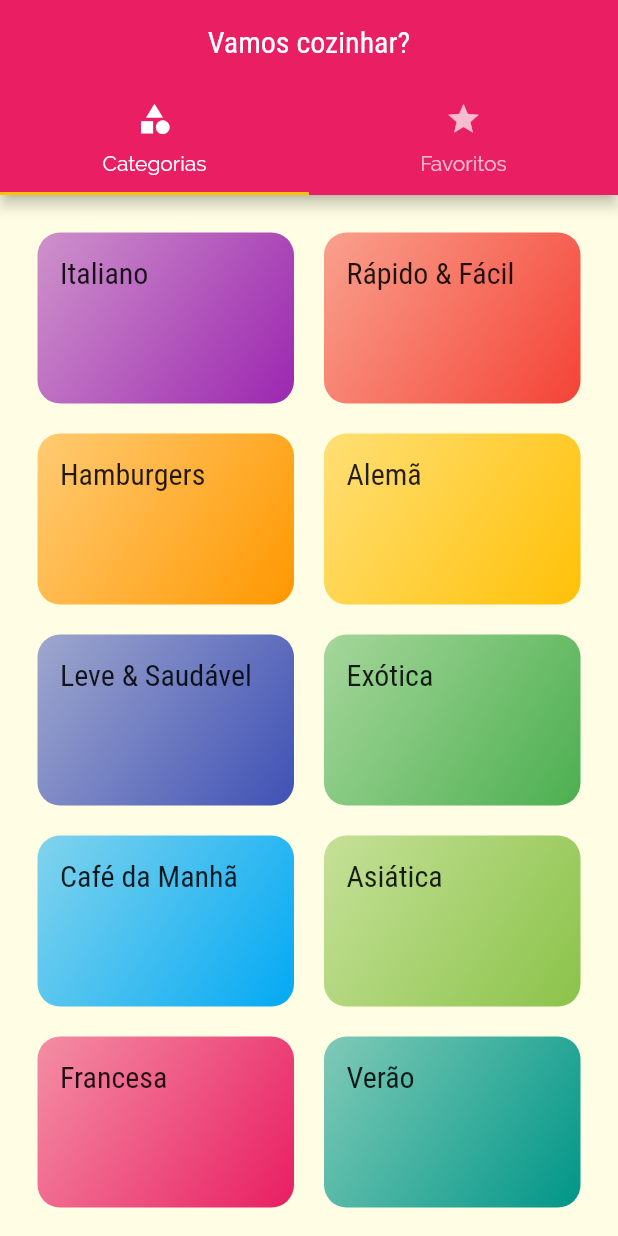
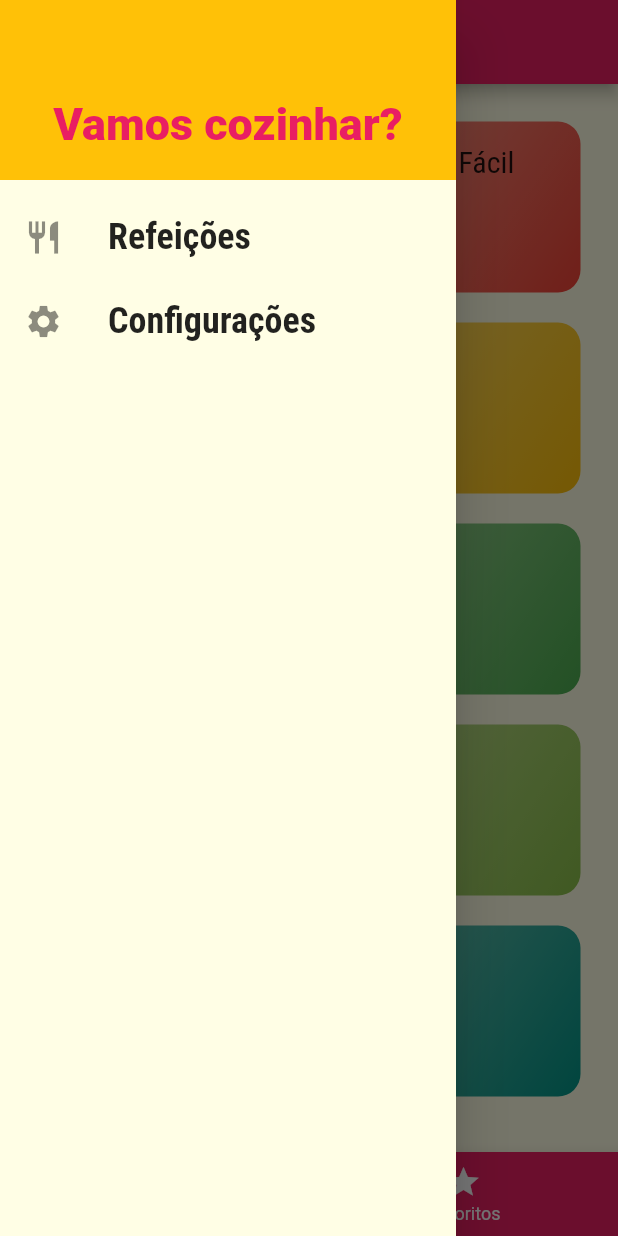
Before and after one commit to IagoEngel/meals, a Flutter app: the screen it shows after launch, with the side drawer open (before the commit the screen has no drawer), on a phone screen of 412 x 824 dp. Run offline on Flutter 3.47's test engine with Material 2 defaults, Android fonts, the phone set to English and light mode, and no system bars.

Commit message:
Aula 197 até 203

```diff
--- /dev/null
+++ b/lib/components/main_drawer.dart
@@ -0,0 +1,59 @@
+import 'package:flutter/material.dart';
+import 'package:meals/utils/app_routes.dart';
+
+class MainDrawer extends StatelessWidget {
+  const MainDrawer({super.key});
+
+  _createItem(
+      {required String label,
+      required IconData icon,
+      required Function() onTap}) {
+    return ListTile(
+      leading: Icon(icon, size: 26),
+      title: Text(
+        label,
+        style: const TextStyle(
+          fontFamily: 'RobotoCondensed',
+          fontSize: 24,
+          fontWeight: FontWeight.bold,
+        ),
+      ),
+      onTap: onTap,
+    );
+  }
+
+  @override
+  Widget build(BuildContext context) {
+    return Drawer(
+      child: Column(
+        children: [
+          Container(
+            height: 120,
+            padding: const EdgeInsets.all(20),
+            color: Theme.of(context).colorScheme.secondary,
+            alignment: Alignment.bottomCenter,
+            child: Text(
+              'Vamos cozinhar?',
+              style: TextStyle(
+                color: Theme.of(context).colorScheme.primary,
+                fontSize: 30,
+                fontWeight: FontWeight.w900,
+              ),
+            ),
+          ),
+          const SizedBox(height: 10),
+          _createItem(
+            label: 'Refeições',
+            icon: Icons.restaurant,
+            onTap: () => Navigator.of(context).pushReplacementNamed(AppRoutes.home),
+          ),
+          _createItem(
+            label: 'Configurações',
+            icon: Icons.settings,
+            onTap: () => Navigator.of(context).pushReplacementNamed(AppRoutes.settings),
+          ),
+        ],
+      ),
+    );
+  }
+}
--- a/lib/main.dart
+++ b/lib/main.dart
@@ -4,6 +4,7 @@ import 'utils/app_routes.dart';
 import 'screens/categories_meals_screen.dart';
 import 'screens/tabs_screen.dart';
 import 'screens/meal_details_screen.dart';
+import 'screens/settings_screen.dart';
 
 void main() => runApp(const MyApp());
 
@@ -32,6 +33,7 @@ class MyApp extends StatelessWidget {
         AppRoutes.home: (_) => const TabsScreen(),
         AppRoutes.categoriesScreen: (_) => const CategoriesMealsScreen(),
         AppRoutes.mealDetail: (_) => const MealDetailsScreen(),
+        AppRoutes.settings: (_) => const SettingsScreen(),
       },
       // onGenerateRoute: (settings) {
       //   if (settings.name == '/rota1') {
--- a/lib/screens/meal_details_screen.dart
+++ b/lib/screens/meal_details_screen.dart
@@ -92,6 +92,10 @@ class MealDetailsScreen extends StatelessWidget {
           ],
         ),
       ),
+      floatingActionButton: FloatingActionButton(
+        child: const Icon(Icons.star),
+        onPressed: () => Navigator.of(context).pop(meal.title),
+      ),
     );
   }
 }
--- a/lib/screens/tabs_screen.dart
+++ b/lib/screens/tabs_screen.dart
@@ -2,37 +2,55 @@ import 'package:flutter/material.dart';
 
 import 'categories_screen.dart';
 import 'favourites_screen.dart';
+import '../components/main_drawer.dart';
 
-class TabsScreen extends StatelessWidget {
+class TabsScreen extends StatefulWidget {
   const TabsScreen({super.key});
 
   @override
+  State<TabsScreen> createState() => _TabsScreenState();
+}
+
+class _TabsScreenState extends State<TabsScreen> {
+
+  int _selectedScreenIndex = 0;
+
+  final List<Map<String, Object>> _screens = [
+    {'title': 'Lista de Receitas', 'screen': const CategoriesScreen()},
+    {'title': 'Meus Favoritos', 'screen': const FavouritesScreen()},
+  ];
+
+  _selectScreen (int index) {
+    setState(() {
+      _selectedScreenIndex = index;
+    });
+  }
+
+  @override
   Widget build(BuildContext context) {
-    return DefaultTabController(
-      length: 2,
-      child: Scaffold(
+    return Scaffold(
       appBar: AppBar(
-          title: const Text('Vamos cozinhar?'),
+        title: Text(_screens[_selectedScreenIndex]['title'] as String),
         centerTitle: true,
-          bottom: const TabBar(
-            tabs: [
-              Tab(
+      ),
+      drawer: const MainDrawer(),
+      body: _screens[_selectedScreenIndex]['screen'] as Widget,
+      bottomNavigationBar: BottomNavigationBar(
+        onTap: _selectScreen,
+        backgroundColor: Theme.of(context).colorScheme.primary,
+        unselectedItemColor: Colors.white,
+        selectedItemColor: Theme.of(context).colorScheme.secondary,
+        currentIndex: _selectedScreenIndex,
+        items: const [
+          BottomNavigationBarItem(
             icon: Icon(Icons.category),
-                text: 'Categorias',
+            label: 'Categorias',
           ),
-              Tab(
+          BottomNavigationBarItem(
             icon: Icon(Icons.star),
-                text: 'Favoritos',
+            label: 'Favoritos',
           ),
         ],
-          ),
-        ),
-        body: const TabBarView(
-          children: [
-            CategoriesScreen(),
-            FavouritesScreen(),
-          ],
-        ),
       ),
     );
   }
--- a/lib/utils/app_routes.dart
+++ b/lib/utils/app_routes.dart
@@ -2,4 +2,5 @@ class AppRoutes {
   static const home = '/';
   static const categoriesScreen = '/categories-meals';
   static const mealDetail = '/meal-detail';
+  static const settings = '/settings';
 }
```
Also changed, not shown: lib/components/meal_item.dart (+7 -1 lines), lib/models/settings.dart (added, +13 -0 lines), lib/screens/settings_screen.dart (added, +85 -0 lines). Lines whose indentation alone changed are shown as unchanged.
